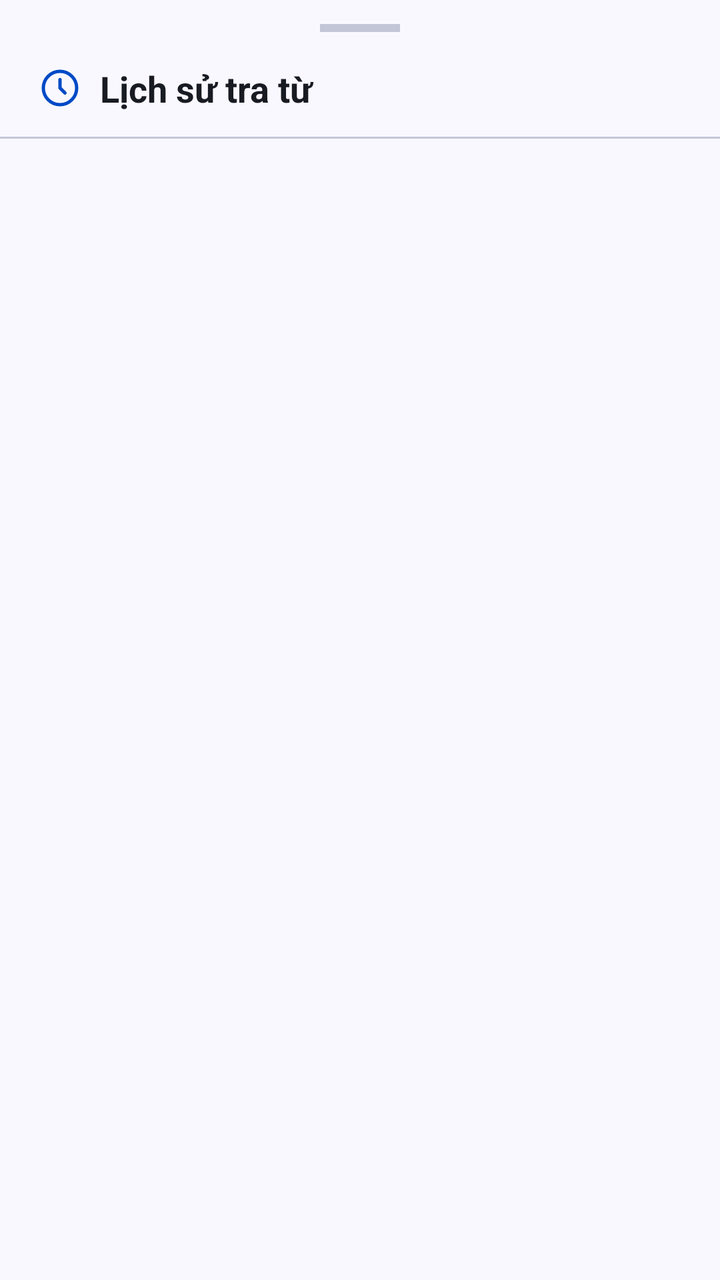
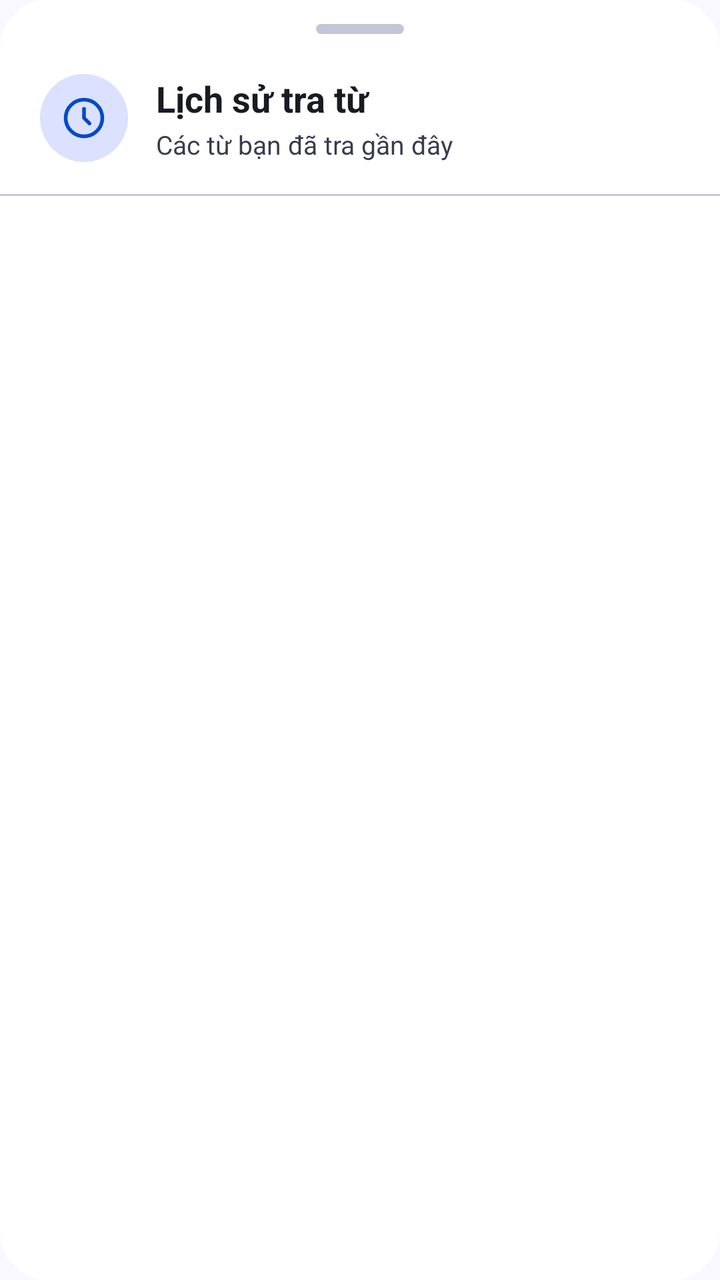

Screens rendered from an Android XML layout before and after an edit, with the pre-edit source and the edit as a unified diff.
<!-- AndroidManifest.xml: application theme Theme.ObjectLanguage -->
<!-- res/layout/dialog_dictionary_history_list.xml -->
<?xml version="1.0" encoding="utf-8"?>
<LinearLayout xmlns:android="http://schemas.android.com/apk/res/android"
    xmlns:app="http://schemas.android.com/apk/res-auto"
    android:layout_width="match_parent"
    android:layout_height="wrap_content"
    android:orientation="vertical">

    
    <View
        android:layout_width="40dp"
        android:layout_height="4dp"
        android:layout_gravity="center_horizontal"
        android:layout_marginTop="12dp"
        android:background="@color/divider" />

    
    <LinearLayout
        android:layout_width="match_parent"
        android:layout_height="wrap_content"
        android:gravity="center_vertical"
        android:orientation="horizontal"
        android:paddingStart="20dp"
        android:paddingTop="16dp"
        android:paddingEnd="16dp"
        android:paddingBottom="12dp">

        <ImageView
            android:layout_width="20dp"
            android:layout_height="20dp"
            android:layout_marginEnd="10dp"
            android:src="@drawable/ic_history"
            app:tint="@color/primary" />

        <TextView
            android:layout_width="0dp"
            android:layout_height="wrap_content"
            android:layout_weight="1"
            android:text="@string/dictionary_history_title"
            android:textColor="@color/text_primary"
            android:textSize="18sp"
            android:textStyle="bold" />
    </LinearLayout>

    <View
        android:layout_width="match_parent"
        android:layout_height="1dp"
        android:background="@color/divider" />

    
    <androidx.recyclerview.widget.RecyclerView
        android:id="@+id/rvHistoryList"
        android:layout_width="match_parent"
        android:layout_height="wrap_content"
        android:clipToPadding="false"
        android:paddingStart="12dp"
        android:paddingTop="8dp"
        android:paddingEnd="12dp"
        android:paddingBottom="32dp" />

    
    <TextView
        android:id="@+id/tvHistoryListEmpty"
        android:layout_width="match_parent"
        android:layout_height="wrap_content"
        android:gravity="center"
        android:paddingTop="40dp"
        android:paddingBottom="40dp"
        android:text="@string/dictionary_history_empty"
        android:textColor="@color/text_muted"
        android:textSize="14sp"
        android:visibility="gone" />

</LinearLayout>
<!-- resources referenced by this layout -->
<resources>
  <color name="divider">#C3C6D7</color>
  <color name="primary">#004AC6</color>
  <color name="text_muted">#3A3C4E</color>
  <color name="text_primary">#191B23</color>
  <!-- drawable ic_history (drawable) -->
  <?xml version="1.0" encoding="utf-8"?>
  <vector xmlns:android="http://schemas.android.com/apk/res/android"
      android:width="24dp"
      android:height="24dp"
      android:viewportWidth="24"
      android:viewportHeight="24">
      <path
          android:fillColor="@android:color/transparent"
          android:pathData="M12,2C6.48,2 2,6.48 2,12s4.48,10 10,10 10,-4.48 10,-10S17.52,2 12,2z"
          android:strokeColor="#000000"
          android:strokeWidth="2"
          android:strokeLineCap="round" />
      <path
          android:fillColor="@android:color/transparent"
          android:pathData="M12,7v5l3,3"
          android:strokeColor="#000000"
          android:strokeWidth="2"
          android:strokeLineCap="round"
          android:strokeLineJoin="round" />
  </vector>
  <string name="dictionary_history_empty">Chưa có lịch sử tra từ</string>
  <string name="dictionary_history_title">Lịch sử tra từ</string>
  <color name="primary_dark">#003EA8</color>
  <color name="text_on_primary">#FFFFFF</color>
  <color name="secondary">#FD933D</color>
  <color name="violet">#7C3AED</color>
  <color name="background">#FAF8FF</color>
  <color name="surface">#FFFFFF</color>
  <style name="Widget.App.CardView" parent="Widget.Material3.CardView.Elevated">
          <item name="cardBackgroundColor">@color/surface</item>
          <item name="cardCornerRadius">14dp</item>
          <item name="cardElevation">0dp</item>
          <item name="strokeWidth">0dp</item>
      </style>
  <style name="Widget.App.BottomNav" parent="Widget.Material3.BottomNavigationView">
          <item name="backgroundTint">@color/bottom_nav_bg</item>
          <item name="itemIconTint">@color/bottom_nav_color</item>
          <item name="itemTextColor">@color/bottom_nav_color</item>
          <item name="itemActiveIndicatorStyle">@style/Widget.App.BottomNav.ActiveIndicator</item>
          <item name="labelVisibilityMode">labeled</item>
          <item name="itemRippleColor">@color/primary_light</item>
      </style>
  <color name="bottom_nav_bg">#FFFFFF</color>
  <style name="Widget.App.BottomNav.ActiveIndicator" parent="Widget.Material3.BottomNavigationView.ActiveIndicator">
          <item name="android:color">@color/surface_variant</item>
          <item name="shapeAppearance">@style/ShapeAppearance.App.SmallComponent</item>
      </style>
  <color name="primary_light">#DBE1FF</color>
  <color name="surface_variant">#E1E2ED</color>
  <style name="ShapeAppearance.App.SmallComponent" parent="ShapeAppearance.Material3.SmallComponent">
          <item name="cornerSize">14dp</item>
      </style>
  <!-- unchanged entries left out for length: 1 -->
</resources>

<!-- the commit's change to res/layout/dialog_dictionary_history_list.xml (unified diff, before → after) -->
@@ -3,44 +3,65 @@
     xmlns:app="http://schemas.android.com/apk/res-auto"
     android:layout_width="match_parent"
     android:layout_height="wrap_content"
+    android:background="@drawable/bg_dialog_rounded"
     android:orientation="vertical">
 
     
     <View
-        android:layout_width="40dp"
-        android:layout_height="4dp"
+        android:layout_width="44dp"
+        android:layout_height="5dp"
         android:layout_gravity="center_horizontal"
         android:layout_marginTop="12dp"
-        android:background="@color/divider" />
+        android:background="@drawable/bg_sheet_handle" />
 
     
     <LinearLayout
         android:layout_width="match_parent"
         android:layout_height="wrap_content"
+        android:layout_marginTop="20dp"
         android:gravity="center_vertical"
         android:orientation="horizontal"
         android:paddingStart="20dp"
-        android:paddingTop="16dp"
-        android:paddingEnd="16dp"
-        android:paddingBottom="12dp">
+        android:paddingEnd="20dp"
+        android:paddingBottom="16dp">
 
-        <ImageView
-            android:layout_width="20dp"
-            android:layout_height="20dp"
-            android:layout_marginEnd="10dp"
-            android:src="@drawable/ic_history"
-            app:tint="@color/primary" />
+        <FrameLayout
+            android:layout_width="44dp"
+            android:layout_height="44dp"
+            android:background="@drawable/bg_icon_primary">
+            <ImageView
+                android:layout_width="22dp"
+                android:layout_height="22dp"
+                android:layout_gravity="center"
+                android:contentDescription="@null"
+                android:src="@drawable/ic_history"
+                app:tint="@color/primary" />
+        </FrameLayout>
 
-        <TextView
+        <LinearLayout
             android:layout_width="0dp"
             android:layout_height="wrap_content"
+            android:layout_marginStart="14dp"
             android:layout_weight="1"
-            android:text="@string/dictionary_history_title"
-            android:textColor="@color/text_primary"
-            android:textSize="18sp"
-            android:textStyle="bold" />
+            android:orientation="vertical">
+            <TextView
+                android:layout_width="match_parent"
+                android:layout_height="wrap_content"
+                android:text="@string/dictionary_history_title"
+                android:textColor="@color/text_primary"
+                android:textSize="18sp"
+                android:textStyle="bold" />
+            <TextView
+                android:layout_width="match_parent"
+                android:layout_height="wrap_content"
+                android:layout_marginTop="2dp"
+                android:text="@string/dictionary_history_subtitle"
+                android:textColor="@color/text_muted"
+                android:textSize="13sp" />
+        </LinearLayout>
     </LinearLayout>
 
+    
     <View
         android:layout_width="match_parent"
         android:layout_height="1dp"
@@ -58,16 +79,38 @@
         android:paddingBottom="32dp" />
 
     
-    <TextView
+    <LinearLayout
         android:id="@+id/tvHistoryListEmpty"
         android:layout_width="match_parent"
         android:layout_height="wrap_content"
         android:gravity="center"
-        android:paddingTop="40dp"
+        android:orientation="vertical"
+        android:paddingTop="32dp"
         android:paddingBottom="40dp"
-        android:text="@string/dictionary_history_empty"
-        android:textColor="@color/text_muted"
-        android:textSize="14sp"
-        android:visibility="gone" />
+        android:visibility="gone">
+
+        <FrameLayout
+            android:layout_width="60dp"
+            android:layout_height="60dp"
+            android:background="@drawable/bg_icon_primary">
+            <ImageView
+                android:layout_width="28dp"
+                android:layout_height="28dp"
+                android:layout_gravity="center"
+                android:contentDescription="@null"
+                android:src="@drawable/ic_history"
+                app:tint="@color/primary" />
+        </FrameLayout>
+
+        <TextView
+            android:layout_width="wrap_content"
+            android:layout_height="wrap_content"
+            android:layout_marginTop="14dp"
+            android:gravity="center"
+            android:text="@string/dictionary_history_empty"
+            android:textColor="@color/text_muted"
+            android:textSize="14sp" />
+
+    </LinearLayout>
 
 </LinearLayout>
<!-- resource entries referenced after the edit -->
@@ -4,6 +4,26 @@
   <color name="primary">#004AC6</color>
   <color name="text_muted">#3A3C4E</color>
   <color name="text_primary">#191B23</color>
+  <!-- drawable bg_dialog_rounded (drawable) -->
+  <?xml version="1.0" encoding="utf-8"?>
+  <shape xmlns:android="http://schemas.android.com/apk/res/android"
+      android:shape="rectangle">
+      <solid android:color="@color/surface" />
+      <corners android:radius="24dp" />
+  </shape>
+  <!-- drawable bg_icon_primary (drawable) -->
+  <?xml version="1.0" encoding="utf-8"?>
+  <shape xmlns:android="http://schemas.android.com/apk/res/android"
+      android:shape="oval">
+      <solid android:color="@color/primary_light" />
+  </shape>
+  <!-- drawable bg_sheet_handle (drawable) -->
+  <?xml version="1.0" encoding="utf-8"?>
+  <shape xmlns:android="http://schemas.android.com/apk/res/android"
+      android:shape="rectangle">
+      <solid android:color="#C3C6D7" />
+      <corners android:radius="4dp" />
+  </shape>
   <!-- drawable ic_history (drawable) -->
   <?xml version="1.0" encoding="utf-8"?>
   <vector xmlns:android="http://schemas.android.com/apk/res/android"
@@ -26,6 +46,7 @@
           android:strokeLineJoin="round" />
   </vector>
   <string name="dictionary_history_empty">Chưa có lịch sử tra từ</string>
+  <string name="dictionary_history_subtitle">Các từ bạn đã tra gần đây</string>
   <string name="dictionary_history_title">Lịch sử tra từ</string>
   <color name="primary_dark">#003EA8</color>
   <color name="text_on_primary">#FFFFFF</color>
